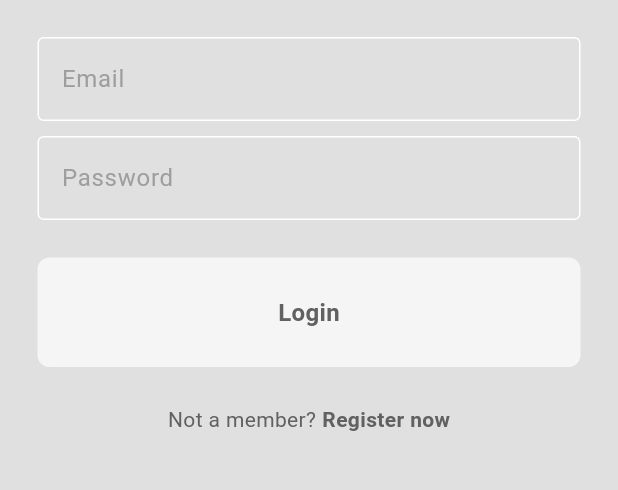
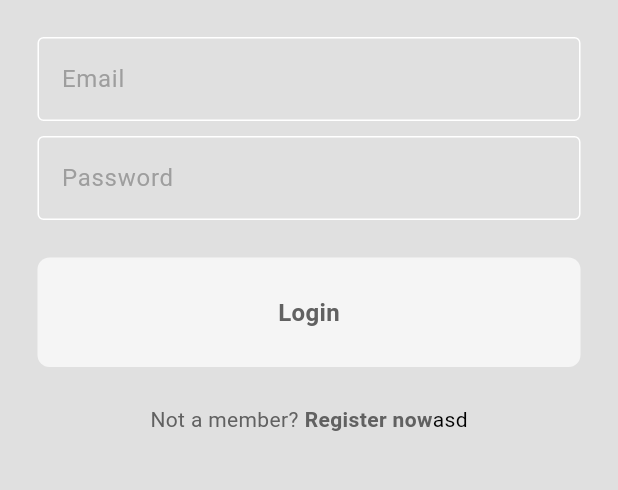
Before and after one commit to alperovuncdeniz/food_delivery_app, a Flutter app: the screen it shows after launch, on a phone screen of 412 x 824 dp, the part 512-1002 px from its top. Run offline on Flutter 3.47's test engine with Material 3 defaults, Android fonts, the phone set to English and light mode, and no system bars; our stand-ins replace cloud_firestore, firebase_auth, firebase_core, flutter_credit_card, shared_preferences; accounts and stored records are empty.

Commit message:
Update login_page.dart

```diff
--- a/lib/pages/login_page.dart
+++ b/lib/pages/login_page.dart
@@ -99,6 +99,7 @@ class _LoginPageState extends State<LoginPage> {
                         fontWeight: FontWeight.bold),
                   ),
                 ),
+                Text("asd"),
               ],
             )
           ],
```
